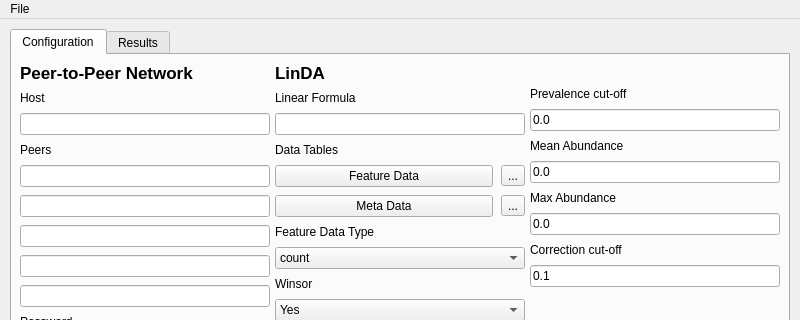
First picture: the form in gLinDA/gui/gui.ui, repository OnlineArts/gLinDA, before the edit; both pictures show x 0 to 800 and y 0 to 320 of the 800 by 590 pixel window.
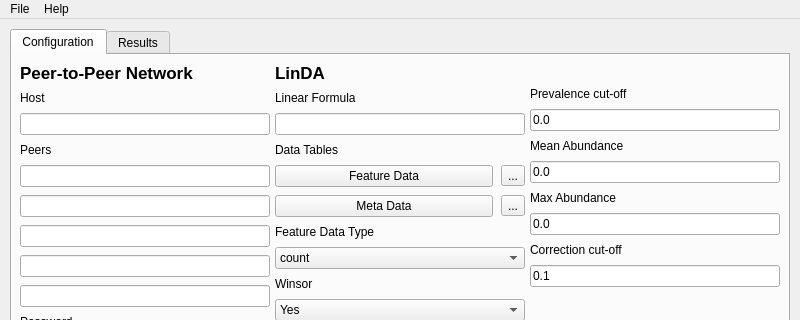
Second picture: the form after the edit. Icons and pictures are not drawn.

```diff
--- a/gLinDA/gui/gui.ui
+++ b/gLinDA/gui/gui.ui
@@ -639,7 +639,14 @@
     <addaction name="separator"/>
     <addaction name="actionExit"/>
    </widget>
+   <widget class="QMenu" name="HelpMenu">
+    <property name="title">
+     <string>Help</string>
+    </property>
+    <addaction name="actionNetworkTest"/>
+   </widget>
    <addaction name="FileMenu"/>
+   <addaction name="HelpMenu"/>
   </widget>
   <action name="actionOpenConfig">
    <property name="checkable">
```
Left out of the diff: 25 changed lines with no effect on the pictures.
